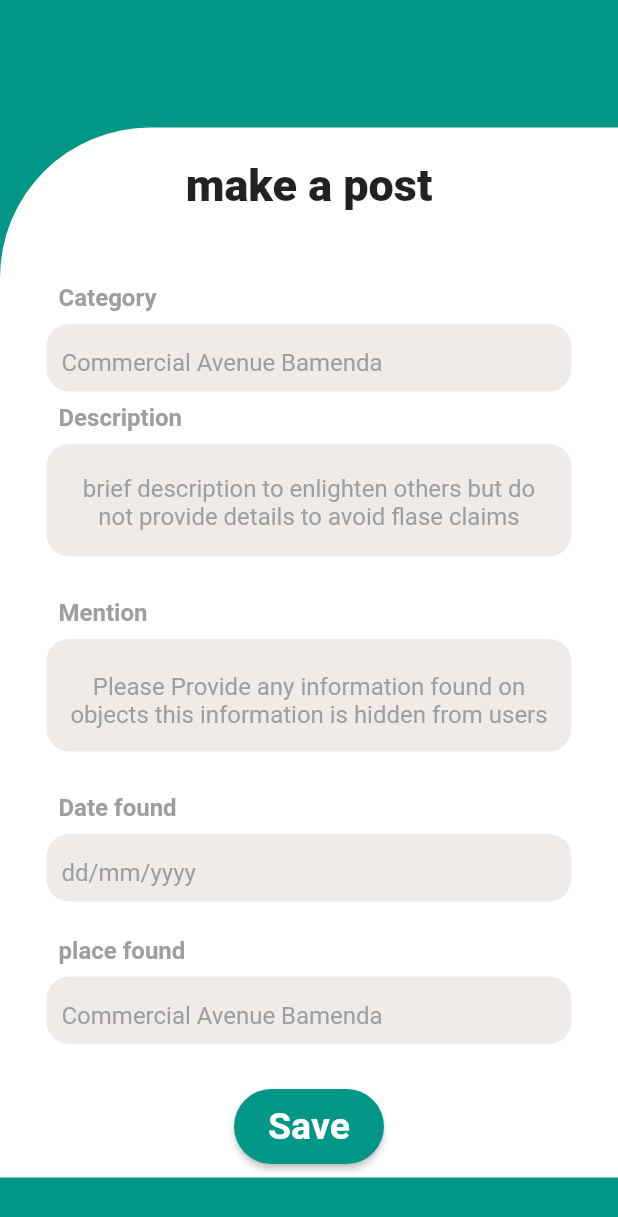
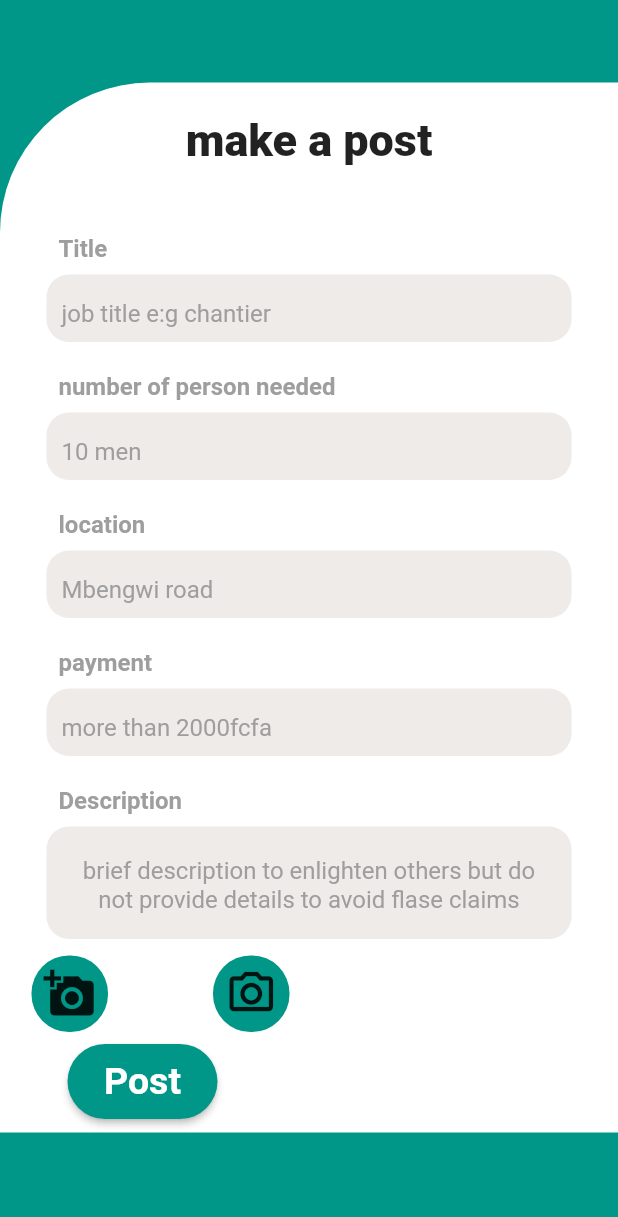
Before and after one commit to Nicodona/ifind_frontend, a Flutter app: the screen it shows after launch, on a phone screen of 412 x 824 dp. Shown: the top 1217 px of the screen. Run offline on Flutter 3.47's test engine with Material 2 defaults, Android fonts, the phone set to English and light mode, and no system bars; our stand-ins replace image_picker.

Commit message:
more screens

```diff
--- a/lib/main.dart
+++ b/lib/main.dart
@@ -2,7 +2,8 @@ import 'package:flutter/material.dart';
 import 'package:ifind_backend/authscreens/login.dart';
 import 'package:ifind_backend/authscreens/signup.dart';
 import 'package:ifind_backend/authscreens/landing.dart';
-import 'package:ifind_backend/screens/postItem.dart';
+import 'package:ifind_backend/screens/jobPost.dart';
+import 'package:ifind_backend/screens/lostPost.dart';
 import 'package:ifind_backend/screens/profile_upload.dart';
 
 void main() {
@@ -14,7 +15,8 @@ void main() {
       '/landing': (context) => Landing(),
       '/profile': (context) => Profile(),
       '/signup': (context) => Signup(),
-      '/': (context) => Post(),
+      '/postlost': (context) => Post(),
+      '/': (context) => JobPost(),
 
     },
   ));
--- /dev/null
+++ b/lib/screens/jobPost.dart
@@ -0,0 +1,377 @@
+import 'package:flutter/material.dart';
+import 'package:ifind_backend/custom/color.dart';
+import 'package:ifind_backend/custom/borderBox.dart';
+import 'package:image_picker/image_picker.dart';
+import 'dart:io';
+
+
+class JobPost extends StatefulWidget {
+  const JobPost({Key? key}) : super(key: key);
+
+  @override
+  State<JobPost> createState() => _JobPostState();
+}
+
+class _JobPostState extends State<JobPost> {
+  TextEditingController descriptionController = TextEditingController();
+  TextEditingController titleController = TextEditingController();
+  TextEditingController locationController = TextEditingController();
+  TextEditingController paymentController = TextEditingController();
+  TextEditingController amountController = TextEditingController();
+
+  File? _image;
+
+  final ImagePicker picker = ImagePicker();
+
+  //we can upload image from camera or from gallery based on parameter
+  Future<void> _getImage() async {
+    final imagePicker = ImagePicker();
+    final image = await imagePicker.pickImage(source: ImageSource.gallery);
+
+    if (image != null) {
+      setState(() {
+        _image = File(image.path);
+      });
+    }
+  }
+  Future<void> _getCamera() async {
+    final imagePicker = ImagePicker();
+    final image = await imagePicker.pickImage(source: ImageSource.camera);
+
+    if (image != null) {
+      setState(() {
+        _image = File(image.path);
+      });
+    }
+  }
+
+  List<String> options = ['Animal', 'Bag', 'Cloth', 'Device','Document', 'FoodStuff', 'Gadget','House Equipment', 'Identity Card', 'Man', 'Person', 'Phone'];
+
+  String _value='Document';
+
+  @override
+  Widget build(BuildContext context) {
+    return  Scaffold(
+      // bottomNavigationBar: BottomNavigationBar(
+      //   backgroundColor: Colors.teal,
+      //   items: [
+      //   ],
+      //
+      // ),
+      backgroundColor: Colors.teal,
+      body:  SingleChildScrollView(
+        child: Column(
+          children: [
+            Container(
+              color: Colors.transparent,
+              height: 55.0,
+            ),
+            Container(
+              height: 700,
+              width: 1000,
+              decoration: BoxDecoration(
+                  color: Colors.white,
+                  borderRadius: BorderRadius.only(topLeft: Radius.circular(100)),
+                  border: Border.all(color: Colors.transparent)
+              ),
+              child: Column(
+                children: [
+                  Padding(
+                    padding: const EdgeInsets.symmetric(vertical: 20.0, horizontal: 111),
+                    child: Container(
+                      child: const Text("make a post",
+                        style: TextStyle(
+                            color: Colors.black87,
+                            fontWeight: FontWeight.w900,
+                            fontSize: 30
+                        ),
+                      ),
+                    ),
+
+                  ),
+                  Expanded(
+                    child: Container(
+                      child: Padding(padding: const EdgeInsets.fromLTRB(8.0, 0.0, 8.0, 0.0),
+                        child: Form(
+                          child: Container(
+                              width: 360,
+                              height: 500,
+                              decoration: BoxDecoration(
+                                  borderRadius: BorderRadius.circular(20),
+                                  color: Colors.white
+                              ),
+                              child: Padding(
+                                padding: const EdgeInsets.all(5),
+                                child:  Column(
+                                  crossAxisAlignment: CrossAxisAlignment.stretch,
+                                  mainAxisAlignment: MainAxisAlignment.start,
+                                  children: <Widget>[
+
+
+                                    SizedBox(height: 12,),
+                                    const Padding(padding:
+                                    EdgeInsets.all(8.0),
+                                      child: Text('Title',
+                                        style: TextStyle(
+                                            fontSize: 16,
+                                            color: Colors.grey,
+                                            fontWeight: FontWeight.w600
+                                        ),
+                                      ),
+                                    ),
+
+                                    SizedBox(
+                                      height: 45,
+                                      child: Container(
+                                        decoration: BoxDecoration(
+                                            borderRadius: BorderRadius.circular(15),
+                                            color: Colors.brown[50]
+                                        ),
+                                        padding: const EdgeInsets.fromLTRB(10, 10, 30, 0),
+                                        child: TextFormField(
+                                          obscureText: true,
+                                          controller: titleController,
+                                          decoration:  const InputDecoration(
+                                            // filled: true,
+                                            // fillColor: Colors.brown[50],
+                                              border: InputBorder.none,
+                                              hintText: 'job title e:g chantier',
+                                              hintStyle: TextStyle(
+                                                  color: Colors.grey
+                                              )
+                                          ),
+                                        ),
+                                      ),
+                                    ),
+
+                                    SizedBox(height: 12,),
+                                    const Padding(padding:
+                                    EdgeInsets.all(8.0),
+                                      child: Text('number of person needed',
+                                        style: TextStyle(
+                                            fontSize: 16,
+                                            color: Colors.grey,
+                                            fontWeight: FontWeight.w600
+                                        ),
+                                      ),
+                                    ),
+
+                                    SizedBox(
+                                      height: 45,
+                                      child: Container(
+                                        decoration: BoxDecoration(
+                                            borderRadius: BorderRadius.circular(15),
+                                            color: Colors.brown[50]
+                                        ),
+                                        padding: const EdgeInsets.fromLTRB(10, 10, 30, 0),
+                                        child: TextFormField(
+                                          obscureText: true,
+                                          controller: amountController,
+                                          decoration:  const InputDecoration(
+                                            // filled: true,
+                                            // fillColor: Colors.brown[50],
+                                              border: InputBorder.none,
+                                              hintText: '10 men',
+                                              hintStyle: TextStyle(
+                                                  color: Colors.grey
+                                              )
+                                          ),
+                                        ),
+                                      ),
+                                    ),
+
+                                    SizedBox(height: 12,),
+                                    const Padding(padding:
+                                    EdgeInsets.all(8.0),
+                                      child: Text('location',
+                                        style: TextStyle(
+                                            fontSize: 16,
+                                            color: Colors.grey,
+                                            fontWeight: FontWeight.w600
+                                        ),
+                                      ),
+                                    ),
+
+                                    SizedBox(
+                                      height: 45,
+                                      child: Container(
+                                        decoration: BoxDecoration(
+                                            borderRadius: BorderRadius.circular(15),
+                                            color: Colors.brown[50]
+                                        ),
+                                        padding: const EdgeInsets.fromLTRB(10, 10, 30, 0),
+                                        child: TextFormField(
+                                          obscureText: true,
+                                          controller: locationController,
+                                          decoration:  const InputDecoration(
+                                            // filled: true,
+                                            // fillColor: Colors.brown[50],
+                                              border: InputBorder.none,
+                                              hintText: 'Mbengwi road',
+                                              hintStyle: TextStyle(
+                                                  color: Colors.grey
+                                              )
+                                          ),
+                                        ),
+                                      ),
+                                    ),
+
+
+                                    SizedBox(height: 12,),
+                                    const Padding(padding:
+                                    EdgeInsets.all(8.0),
+                                      child: Text('payment',
+                                        style: TextStyle(
+                                            fontSize: 16,
+                                            color: Colors.grey,
+                                            fontWeight: FontWeight.w600
+                                        ),
+                                      ),
+                                    ),
+
+                                    SizedBox(
+                                      height: 45,
+                                      child: Container(
+                                        decoration: BoxDecoration(
+                                            borderRadius: BorderRadius.circular(15),
+                                            color: Colors.brown[50]
+                                        ),
+                                        padding: const EdgeInsets.fromLTRB(10, 10, 30, 0),
+                                        child: TextFormField(
+                                          obscureText: true,
+                                          controller: paymentController,
+                                          decoration:  const InputDecoration(
+                                            // filled: true,
+                                            // fillColor: Colors.brown[50],
+                                              border: InputBorder.none,
+                                              hintText: 'more than 2000fcfa',
+                                              hintStyle: TextStyle(
+                                                  color: Colors.grey
+                                              )
+                                          ),
+                                        ),
+                                      ),
+                                    ),
+
+                                    SizedBox(height: 12,),
+                                    const Padding(padding:
+                                    EdgeInsets.all(8.0),
+                                      child: Text('Description',
+                                        style: TextStyle(
+                                            fontSize: 16,
+                                            color: Colors.grey,
+                                            fontWeight: FontWeight.w600
+                                        ),
+                                      ),
+                                    ),
+
+                                    SizedBox(
+                                      height: 75,
+                                      child: Container(
+                                        decoration: BoxDecoration(
+                                            borderRadius: BorderRadius.circular(15),
+                                            color: Colors.brown[50]
+                                        ),
+                                        padding: const EdgeInsets.fromLTRB(10, 10, 10, 0),
+                                        child: TextFormField(
+                                          obscureText: false,
+                                          controller: descriptionController,
+                                          textAlign: TextAlign.center,
+                                          minLines: 1,
+                                          maxLines: 5,
+                                          decoration:  const InputDecoration(
+                                              border: InputBorder.none,
+                                              hintText: 'brief description to enlighten others but do not '
+                                                  'provide details to avoid flase claims',
+                                              hintStyle: TextStyle(
+                                                  color: Colors.grey
+                                              ),
+                                              contentPadding: EdgeInsets.all(10.0)
+                                          ),
+                                        ),
+                                      ),
+                                    ),
+
+
+                                  ],
+                                ),
+                              )
+
+                          ),
+                        ),
+                      ),
+                    ),
+                  ),
+
+                  Padding(
+                    padding: const EdgeInsets.symmetric(vertical: 0.0, horizontal: 20),
+                    child: Row(
+                      children: [
+                        Container(
+                          decoration: BoxDecoration(
+                              color: Colors.teal,
+                              borderRadius: BorderRadius.all(Radius.circular(25))
+                          ),
+                          child: IconButton(
+                            onPressed:  _getImage,
+                            icon: Icon(Icons.add_a_photo),
+                            iconSize: 35,
+                          ),
+                        ),
+                        Padding(
+                          padding: const EdgeInsets.only(left: 70),
+                          child: Container(
+                            decoration: BoxDecoration(
+                                color: Colors.teal,
+                                borderRadius: BorderRadius.all(Radius.circular(25))
+                            ),
+                            child: IconButton(
+                              onPressed: _getCamera,
+                              icon: Icon(Icons.camera_alt_outlined),
+                              iconSize: 35,
+                            ),
+                          ),
+                        )
+                      ],
+                    ),
+                  ),
+
+
+                  Container(
+                    child: Padding(
+                      padding: const EdgeInsets.fromLTRB(8.0, 8.0, 230.0, 8.0),
+                      child: SizedBox(
+                          width: 100,
+                          height: 50,
+                          // padding: const EdgeInsets.fromLTRB(10, 0, 10, 0),
+                          child: ElevatedButton(
+
+                            onPressed: () {
+                              // login(emailController.text.toString(), passwordController.text.toString());
+                            },
+                            style: ElevatedButton.styleFrom(
+                              primary: Colors.teal,
+                              shape: RoundedRectangleBorder(
+                                borderRadius: BorderRadius.circular(30),
+                              ),
+
+                            ),
+                            child: const Text('Post',
+                              style: TextStyle(
+                                  fontSize: 25,
+                                  fontWeight: FontWeight.bold
+                              ),
+                            ),
+                          )
+                      ),
+                    ),
+                  ),
+                ],
+              ),
+            )
+          ],
+        ),
+      ),
+    );
+  }
+}
--- a/pubspec.yaml
+++ b/pubspec.yaml
@@ -36,6 +36,7 @@ dependencies:
   # The following adds the Cupertino Icons font to your application.
   # Use with the CupertinoIcons class for iOS style icons.
   cupertino_icons: ^1.0.2
+  image_picker: ^0.8.7+4
 
 dev_dependencies:
   flutter_test:
```
Also changed, not shown: lib/screens/lostPost.dart (renamed from lib/screens/postItem.dart, +103 -25 lines), pubspec.lock, 1 other file.
